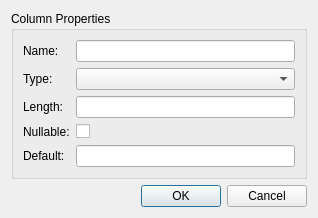
Before: the Qt Designer form ColumnDialog.ui in jimtendo/QuteSQL, drawn with Qt 5.
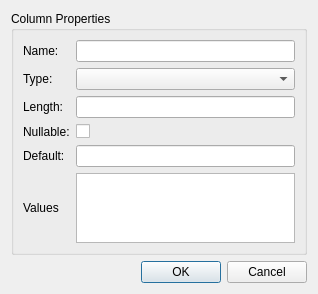
After: the same form once the commit is applied.

What changed in the file:
```diff
--- a/ColumnDialog.ui
+++ b/ColumnDialog.ui
@@ -7,7 +7,7 @@
     <x>0</x>
     <y>0</y>
     <width>318</width>
-    <height>214</height>
+    <height>249</height>
    </rect>
   </property>
   <property name="windowTitle">
@@ -74,6 +74,16 @@
       <item row="2" column="1">
        <widget class="QLineEdit" name="lengthLineEdit"/>
       </item>
+      <item row="5" column="0">
+       <widget class="QLabel" name="label_6">
+        <property name="text">
+         <string>Values</string>
+        </property>
+       </widget>
+      </item>
+      <item row="5" column="1">
+       <widget class="QPlainTextEdit" name="valuesTextEdit"/>
+      </item>
      </layout>
     </widget>
    </item>
```
Left out of the diff: 16 changed lines with no effect on the pictures.
